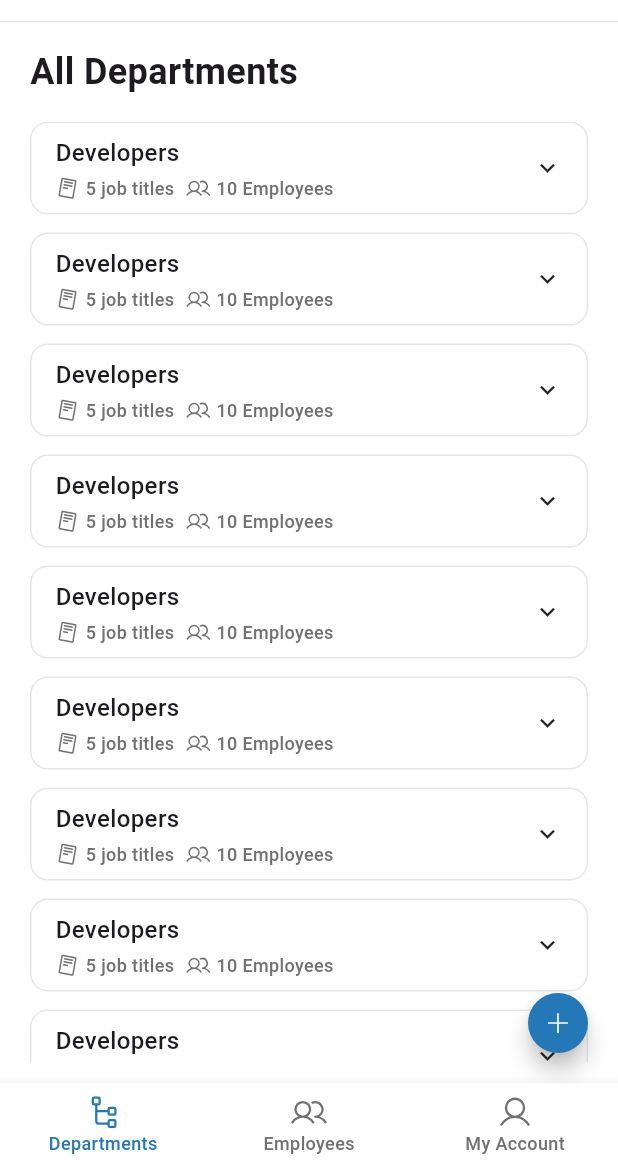
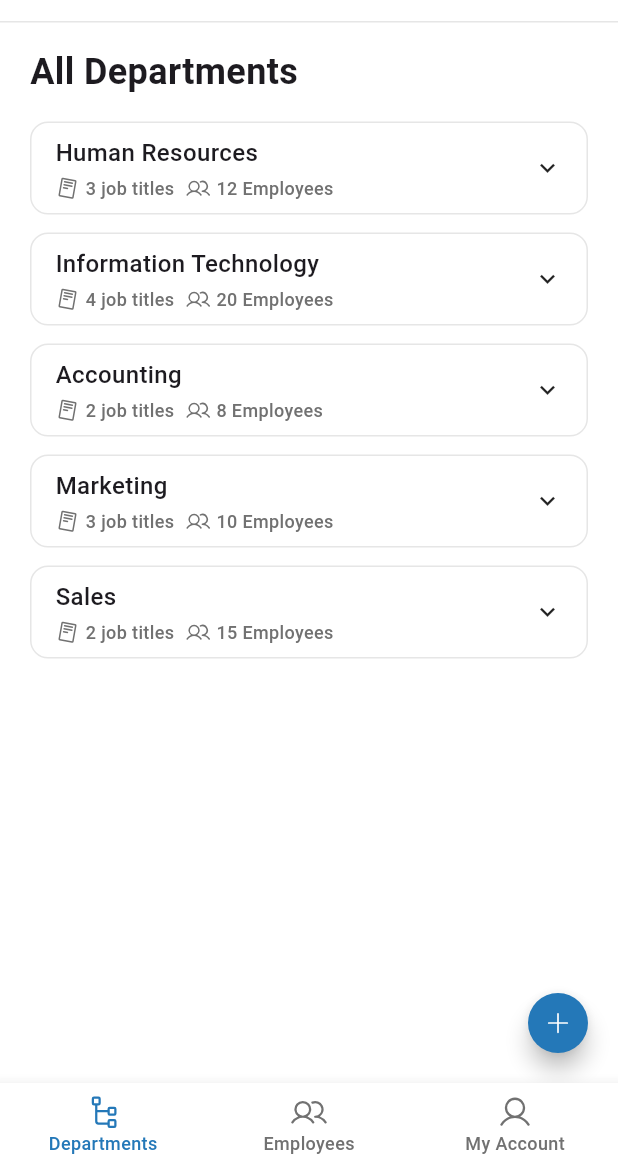
Before and after one commit to alsakniahmad51/HR_System, a Flutter app: the screen it shows after launch, on a phone screen of 412 x 824 dp, the part 69-1236 px from its top. Run offline on Flutter 3.47's test engine with Material 3 defaults, Android fonts, the light colour scheme and no system bars; our stand-ins replace flutter_bloc, flutter_svg, phosphor_flutter.

Commit message:
manager departments

```diff
--- /dev/null
+++ b/lib/feature/departments/data/departments.dart
@@ -0,0 +1,49 @@
+import 'package:hr/feature/departments/domain/model/departments_model.dart';
+
+List<DepartmentsModel> departments = [
+  DepartmentsModel(
+    id: '1',
+    departmentName: 'Human Resources',
+    jobTitleCount: 3,
+    employeesCount: 12,
+    jobTitles: ['HR Manager', 'Recruiter', 'HR Assistant'],
+    departmentManagerName: 'John Smith',
+  ),
+  DepartmentsModel(
+    id: '2',
+    departmentName: 'Information Technology',
+    jobTitleCount: 4,
+    employeesCount: 20,
+    jobTitles: [
+      'Flutter Developer',
+      'Backend Developer',
+      'UI/UX Designer',
+      'QA Engineer',
+    ],
+    departmentManagerName: 'Michael Johnson',
+  ),
+  DepartmentsModel(
+    id: '3',
+    departmentName: 'Accounting',
+    jobTitleCount: 2,
+    employeesCount: 8,
+    jobTitles: ['Accountant', 'Financial Analyst'],
+    departmentManagerName: 'Sarah Williams',
+  ),
+  DepartmentsModel(
+    id: '4',
+    departmentName: 'Marketing',
+    jobTitleCount: 3,
+    employeesCount: 10,
+    jobTitles: ['Marketing Manager', 'Content Creator', 'SEO Specialist'],
+    departmentManagerName: 'David Brown',
+  ),
+  DepartmentsModel(
+    id: '5',
+    departmentName: 'Sales',
+    jobTitleCount: 2,
+    employeesCount: 15,
+    jobTitles: ['Sales Manager', 'Sales Representative'],
+    departmentManagerName: 'Emily Davis',
+  ),
+];
--- /dev/null
+++ b/lib/feature/departments/domain/model/departments_model.dart
@@ -0,0 +1,17 @@
+class DepartmentsModel {
+  final String id;
+  final String departmentName;
+  final int jobTitleCount;
+  final int employeesCount;
+  final List<String> jobTitles;
+  final String departmentManagerName;
+
+  DepartmentsModel({
+    required this.id,
+    required this.departmentName,
+    required this.jobTitleCount,
+    required this.employeesCount,
+    required this.jobTitles,
+    required this.departmentManagerName,
+  });
+}
--- /dev/null
+++ b/lib/feature/departments/presentation/manager/department_cubit.dart
@@ -0,0 +1,14 @@
+import 'package:flutter_bloc/flutter_bloc.dart';
+import 'package:hr/feature/departments/data/departments.dart';
+import 'package:hr/feature/departments/presentation/manager/department_state.dart';
+
+class DepartmentCubit extends Cubit<DepartmentState> {
+  DepartmentCubit() : super(DepartmentInitialState());
+
+  void getAllDepartments() {
+    emit(DepartmentLoadingState());
+    Future.delayed(Duration(seconds: 2), () {
+      emit(DepartmentSuccessState(departments: departments));
+    });
+  }
+}
--- /dev/null
+++ b/lib/feature/departments/presentation/manager/department_state.dart
@@ -0,0 +1,19 @@
+import 'package:hr/feature/departments/domain/model/departments_model.dart';
+
+abstract class DepartmentState {}
+
+class DepartmentInitialState extends DepartmentState {}
+
+class DepartmentLoadingState extends DepartmentState {}
+
+class DepartmentSuccessState extends DepartmentState {
+  final List<DepartmentsModel> departments;
+
+  DepartmentSuccessState({required this.departments});
+}
+
+class DepartmentFailState extends DepartmentState {
+  final String errMessage;
+
+  DepartmentFailState({required this.errMessage});
+}
--- a/lib/feature/departments/presentation/pages/departments_page.dart
+++ b/lib/feature/departments/presentation/pages/departments_page.dart
@@ -1,12 +1,25 @@
 import 'package:flutter/material.dart';
+import 'package:flutter_bloc/flutter_bloc.dart';
 import 'package:hr/core/constants/app_color.dart';
 import 'package:hr/core/extention/responsive_size.dart';
+import 'package:hr/feature/departments/presentation/manager/department_cubit.dart';
 import 'package:hr/feature/departments/presentation/widgets/departments_app_bar.dart';
 import 'package:hr/feature/departments/presentation/widgets/departments_body.dart';
 import 'package:phosphor_flutter/phosphor_flutter.dart';
 
-class DepartmentsPage extends StatelessWidget {
+class DepartmentsPage extends StatefulWidget {
   const DepartmentsPage({super.key});
+
+  @override
+  State<DepartmentsPage> createState() => _DepartmentsPageState();
+}
+
+class _DepartmentsPageState extends State<DepartmentsPage> {
+  @override
+  void initState() {
+    BlocProvider.of<DepartmentCubit>(context).getAllDepartments();
+    super.initState();
+  }
 
   @override
   Widget build(BuildContext context) {
@@ -30,7 +43,7 @@ class DepartmentsPage extends StatelessWidget {
           child: Column(
             children: [
               DepartmentsAppBar(),
-              // Expanded(child: DepartmentsEmptyBody()),
+
               SizedBox(height: 16.responsive(context)),
               Expanded(child: DepartmentsBody()),
             ],
--- a/lib/feature/departments/presentation/widgets/department_item_job_title_section.dart
+++ b/lib/feature/departments/presentation/widgets/department_item_job_title_section.dart
@@ -5,14 +5,14 @@ import 'package:hr/core/widgets/custom_button.dart';
 import 'package:phosphor_flutter/phosphor_flutter.dart';
 
 class DepartmentsItemJobTitleSection extends StatelessWidget {
-  const DepartmentsItemJobTitleSection({super.key});
-
+  const DepartmentsItemJobTitleSection({super.key, required this.jobTitle});
+  final List<String> jobTitle;
   @override
   Widget build(BuildContext context) {
     return GridView.builder(
       shrinkWrap: true,
       physics: const NeverScrollableScrollPhysics(),
-      itemCount: 7,
+      itemCount: jobTitle.length,
       gridDelegate: SliverGridDelegateWithFixedCrossAxisCount(
         childAspectRatio: 5.06,
         crossAxisCount: 2,
@@ -34,11 +34,16 @@ class DepartmentsItemJobTitleSection extends StatelessWidget {
               ),
               SizedBox(width: 4.responsive(context)),
 
-              Text(
-                'Back-end',
-                style: TextStyle(
-                  fontSize: 16.responsive(context),
-                  fontWeight: FontWeight.w600,
+              Flexible(
+                child: FittedBox(
+                  fit: BoxFit.scaleDown,
+                  child: Text(
+                    jobTitle[index],
+                    style: TextStyle(
+                      fontSize: 16.responsive(context),
+                      fontWeight: FontWeight.w600,
+                    ),
+                  ),
                 ),
               ),
             ],
--- a/lib/feature/departments/presentation/widgets/department_manager_info_row.dart
+++ b/lib/feature/departments/presentation/widgets/department_manager_info_row.dart
@@ -4,8 +4,8 @@ import 'package:hr/core/constants/app_color.dart';
 import 'package:hr/core/extention/responsive_size.dart';
 
 class DepartmentManagerInfoRow extends StatelessWidget {
-  const DepartmentManagerInfoRow({super.key});
-
+  const DepartmentManagerInfoRow({super.key, required this.managerName});
+  final String managerName;
   @override
   Widget build(BuildContext context) {
     return Row(
@@ -19,18 +19,18 @@ class DepartmentManagerInfoRow extends StatelessWidget {
             color: AppColor.contentSecondary,
           ),
         ),
-        SizedBox(width: 8.responsive(context)),
-        ClipOval(
-          child: Image.asset(
-            AppAssets.userProfile,
-            width: 16.responsive(context),
-            height: 16.responsive(context),
-            fit: BoxFit.cover,
-          ),
-        ),
+        // SizedBox(width: 8.responsive(context)),
+        // ClipOval(
+        //   child: Image.asset(
+        //     AppAssets.userProfile,
+        //     width: 16.responsive(context),
+        //     height: 16.responsive(context),
+        //     fit: BoxFit.cover,
+        //   ),
+        // ),
         SizedBox(width: 4.responsive(context)),
         Text(
-          'Ahmed Ahmed',
+          managerName,
 
           style: TextStyle(
             fontWeight: FontWeight.w500,
--- a/lib/feature/departments/presentation/widgets/departments_body.dart
+++ b/lib/feature/departments/presentation/widgets/departments_body.dart
@@ -1,5 +1,9 @@
 import 'package:flutter/material.dart';
+import 'package:flutter_bloc/flutter_bloc.dart';
+import 'package:hr/core/constants/app_color.dart';
 import 'package:hr/core/extention/responsive_size.dart';
+import 'package:hr/feature/departments/presentation/manager/department_cubit.dart';
+import 'package:hr/feature/departments/presentation/manager/department_state.dart';
 import 'package:hr/feature/departments/presentation/widgets/departments_item.dart';
 
 class DepartmentsBody extends StatelessWidget {
@@ -7,6 +11,9 @@ class DepartmentsBody extends StatelessWidget {
 
   @override
   Widget build(BuildContext context) {
+    return BlocBuilder<DepartmentCubit, DepartmentState>(
+      builder: (context, state) {
+        if (state is DepartmentSuccessState) {
           return Padding(
             padding: EdgeInsets.symmetric(horizontal: 20.responsive(context)),
             child: Column(
@@ -24,11 +31,15 @@ class DepartmentsBody extends StatelessWidget {
                 Expanded(
                   child: ListView.builder(
                     physics: BouncingScrollPhysics(),
-              itemCount: 10,
+                    itemCount: state.departments.length,
                     itemBuilder: (context, index) {
                       return Padding(
-                  padding: EdgeInsets.only(bottom: 12.responsive(context)),
-                  child: DepartementItem(),
+                        padding: EdgeInsets.only(
+                          bottom: 12.responsive(context),
+                        ),
+                        child: DepartementItem(
+                          departmentsModel: state.departments[index],
+                        ),
                       );
                     },
                   ),
@@ -36,5 +47,18 @@ class DepartmentsBody extends StatelessWidget {
               ],
             ),
           );
+        } else {
+          return Center(
+            child: SizedBox(
+              width: 44.responsive(context),
+              height: 44.responsive(context),
+              child: CircularProgressIndicator(
+                color: AppColor.contentBrandPrimary,
+              ),
+            ),
+          );
+        }
+      },
+    );
   }
 }
--- a/lib/feature/departments/presentation/widgets/departments_item.dart
+++ b/lib/feature/departments/presentation/widgets/departments_item.dart
@@ -1,6 +1,7 @@
 import 'package:flutter/material.dart';
 import 'package:hr/core/constants/app_color.dart';
 import 'package:hr/core/extention/responsive_size.dart';
+import 'package:hr/feature/departments/domain/model/departments_model.dart';
 import 'package:hr/feature/departments/presentation/widgets/custom_expansion_list_tile.dart';
 import 'package:hr/feature/departments/presentation/widgets/department_info.dart';
 import 'package:hr/feature/departments/presentation/widgets/department_item_footer_section.dart';
@@ -8,24 +9,29 @@ import 'package:hr/feature/departments/presentation/widgets/department_item_job_
 import 'package:hr/feature/departments/presentation/widgets/department_manager_info_row.dart';
 
 class DepartementItem extends StatelessWidget {
-  const DepartementItem({super.key});
-
+  const DepartementItem({super.key, required this.departmentsModel});
+  final DepartmentsModel departmentsModel;
   @override
   Widget build(BuildContext context) {
     return CustomExpansionTile(
       title: Text(
-        'Developers',
+        departmentsModel.departmentName,
         style: TextStyle(
           fontSize: 16.responsive(context),
           fontWeight: FontWeight.w500,
         ),
       ),
-      subtitle: DepartmetInfo(jobsCount: 5, usersCount: 10),
+      subtitle: DepartmetInfo(
+        jobsCount: departmentsModel.jobTitleCount,
+        usersCount: departmentsModel.employeesCount,
+      ),
       children: [
         SizedBox(height: 12.responsive(context)),
         Divider(height: 1, color: AppColor.borderTransparent, thickness: 1),
         SizedBox(height: 12.responsive(context)),
-        DepartmentManagerInfoRow(),
+        DepartmentManagerInfoRow(
+          managerName: departmentsModel.departmentManagerName,
+        ),
         Text(
           'Job titles',
           style: TextStyle(
@@ -36,7 +42,7 @@ class DepartementItem extends StatelessWidget {
         ),
         SizedBox(height: 8.responsive(context)),
 
-        DepartmentsItemJobTitleSection(),
+        DepartmentsItemJobTitleSection(jobTitle: departmentsModel.jobTitles),
         SizedBox(height: 12.responsive(context)),
         DepartmentsItemFooterSection(),
       ],
--- a/lib/main.dart
+++ b/lib/main.dart
@@ -1,6 +1,8 @@
 import 'package:flutter/material.dart';
+import 'package:flutter_bloc/flutter_bloc.dart';
 import 'package:hr/core/constants/app_color.dart';
 import 'package:hr/core/extention/responsive_size.dart';
+import 'package:hr/feature/departments/presentation/manager/department_cubit.dart';
 import 'package:hr/feature/departments/presentation/pages/departments_page.dart';
 import 'package:hr/feature/employess/presentation/pages/employees_page.dart';
 import 'package:hr/feature/my_account/presentation/pages/my_account_page.dart';
@@ -34,7 +36,9 @@ class _MainNavigationBarState extends State<MainNavigationBar> {
   List<Widget> pages = [DepartmentsPage(), EmployeesPage(), MyAccountPage()];
   @override
   Widget build(BuildContext context) {
-    return SafeArea(
+    return BlocProvider(
+      create: (context) => DepartmentCubit(),
+      child: SafeArea(
         child: Scaffold(
           bottomNavigationBar: BottomNavigationBar(
             backgroundColor: Colors.white,
@@ -75,6 +79,7 @@ class _MainNavigationBarState extends State<MainNavigationBar> {
 
           body: pages[currentIndex],
         ),
+      ),
     );
   }
 }
--- a/pubspec.yaml
+++ b/pubspec.yaml
@@ -36,6 +36,7 @@ dependencies:
   cupertino_icons: ^1.0.8
   phosphor_flutter: ^2.1.0
   flutter_svg: ^2.2.3
+  flutter_bloc: ^9.1.1
 
 dev_dependencies:
   flutter_test:
```
Also changed, not shown: pubspec.lock. Lines whose indentation alone changed are shown as unchanged.
